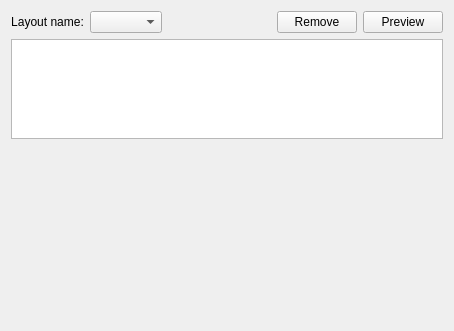
Qt form kopete/config/appearance/contactlistlayoutwidget.ui (KDE/kopete) before a commit.
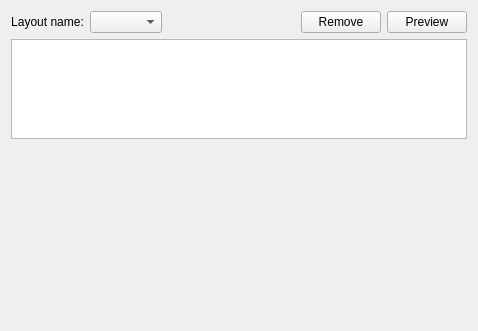
The same form after that commit. Custom widgets are drawn as their Qt base class.

Diff of the .ui file:
```diff
--- a/kopete/config/appearance/contactlistlayoutwidget.ui
+++ b/kopete/config/appearance/contactlistlayoutwidget.ui
@@ -6,7 +6,7 @@
    <rect>
     <x>0</x>
     <y>0</y>
-    <width>454</width>
+    <width>478</width>
     <height>331</height>
    </rect>
   </property>
@@ -36,7 +36,7 @@
        </property>
        <property name="sizeHint" stdset="0">
         <size>
-         <width>40</width>
+         <width>0</width>
          <height>20</height>
         </size>
        </property>
```
Left out of the diff: 3 changed lines with no effect on the pictures.
